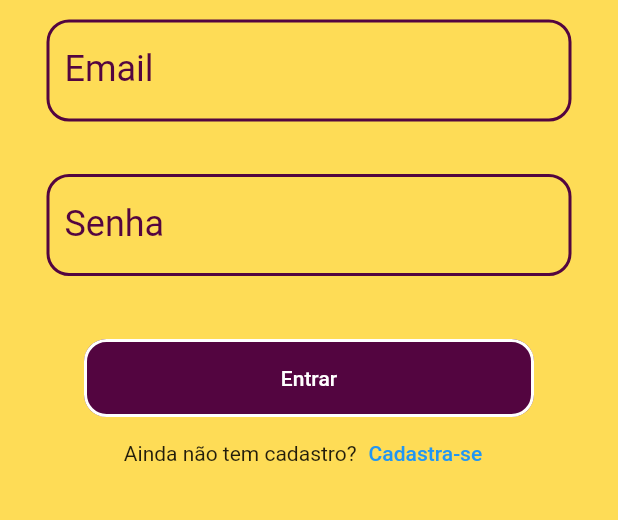
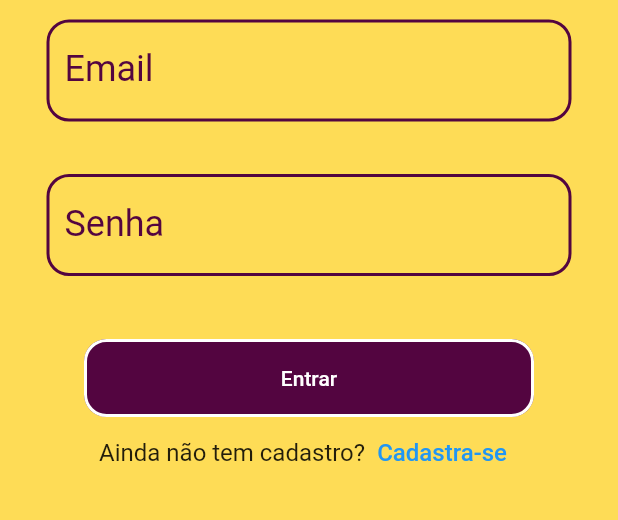
Before and after one commit to GuiPiovezan/aplicativo-point-summer-foods, a Flutter app: the screen it shows after launch, on a phone screen of 412 x 824 dp, the part 420-940 px from its top. Run offline on Flutter 3.47's test engine with Material 2 defaults, Android fonts, the phone set to English and light mode, and no system bars; our stand-ins replace brasil_fields, cloud_firestore, firebase_auth, firebase_core; accounts and stored records are empty.

Commit message:
Estilazando botão de texto

```diff
--- a/lib/Services/AuthService/auth-service.dart
+++ b/lib/Services/AuthService/auth-service.dart
@@ -68,13 +68,13 @@ class AuthService extends ChangeNotifier {
       _getUser();
     } on FirebaseAuthException catch (e) {
       if (e.code == 'user-not-found') {
-        throw AuthException('Email não encontrado. Cadastre-se.');
+        throw AuthException('Usuário não encontrado. Cadastre-se.');
       } else if (e.code == 'wrong-password') {
         throw AuthException('Senha incorreta. Tente novamente');
       }
     }
     Navigator.of(context).pushAndRemoveUntil(
-      MaterialPageRoute(builder: (_) => Home()),
+      MaterialPageRoute(builder: (_) => const Home()),
       (route) => false,
     );
   }
--- a/lib/View/Login/login.dart
+++ b/lib/View/Login/login.dart
@@ -62,7 +62,10 @@ class _LoginState extends State<Login> {
               Row(
                 mainAxisAlignment: MainAxisAlignment.center,
                 children: [
-                  const Text('Ainda não tem cadastro?'),
+                  const Text(
+                    'Ainda não tem cadastro?',
+                    style: TextStyle(fontSize: 16.0),
+                  ),
                   TextButton(
                       onPressed: () {
                         Navigator.of(context).push(
@@ -70,7 +73,8 @@ class _LoginState extends State<Login> {
                               builder: (context) => CustomerRegistration()),
                         );
                       },
-                      child: const Text('Cadastra-se'))
+                      child: const Text('Cadastra-se',
+                          style: TextStyle(fontSize: 16.0)))
                 ],
               )
             ],
```
